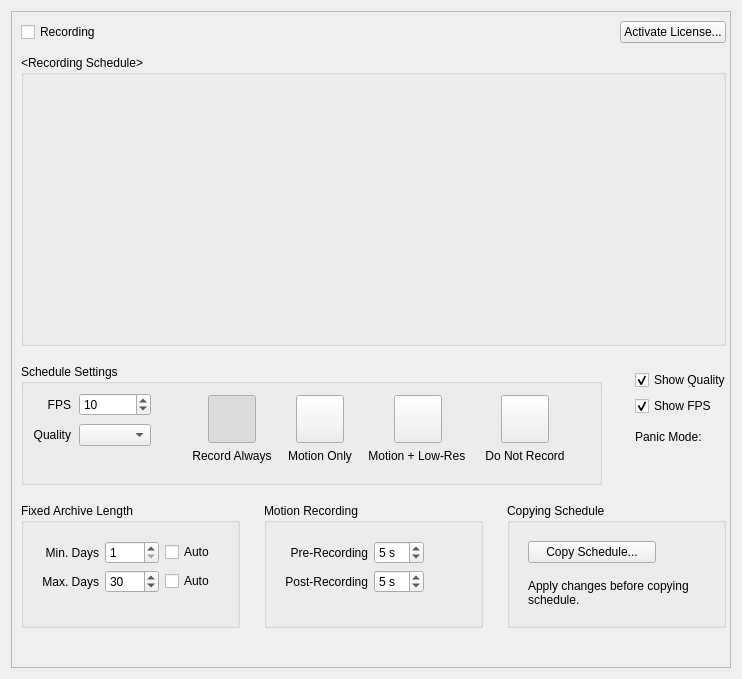
The window that client/libclient/src/ui/widgets/properties/camera_schedule_widget.ui (networkoptix/nx_open) describes before a commit, drawn with Qt 5.
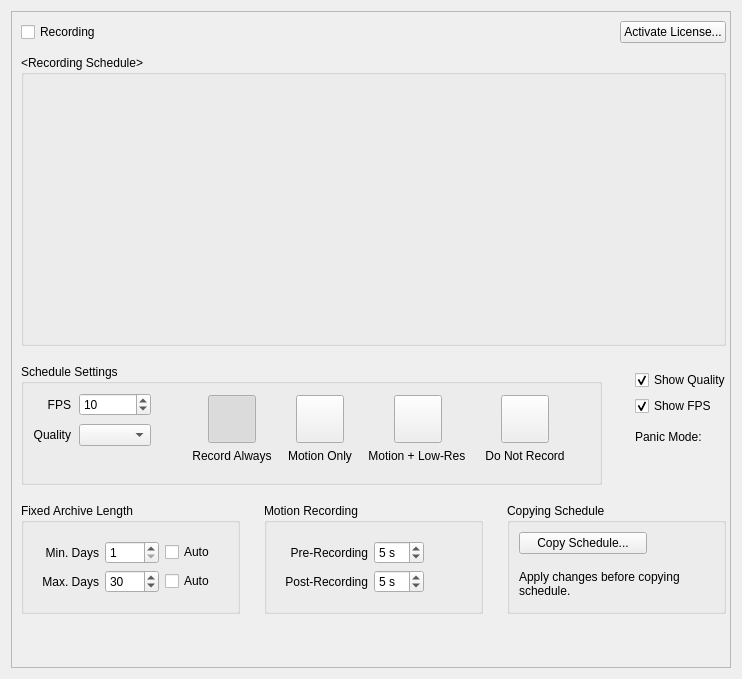
The same window after the commit. Custom widgets are drawn as their Qt base class.

Commit message:
VMS-5443 - "Copy Schedule" button jumps after click on "Apply"
<==== Mercurial data ====>
Branch: dev_3.0.0_gui

What changed in the file:
```diff
--- a/client/libclient/src/ui/widgets/properties/camera_schedule_widget.ui
+++ b/client/libclient/src/ui/widgets/properties/camera_schedule_widget.ui
@@ -797,25 +797,22 @@
            <property name="flat">
             <bool>true</bool>
            </property>
-           <layout class="QVBoxLayout" name="verticalLayout_5" stretch="0,1">
+           <layout class="QVBoxLayout" name="verticalLayout_5" stretch="0,0,1">
+            <property name="spacing">
+             <number>16</number>
+            </property>
             <item>
-             <widget class="QWidget" name="widget_4" native="true">
+             <widget class="QPushButton" name="exportScheduleButton">
               <property name="sizePolicy">
-               <sizepolicy hsizetype="Preferred" vsizetype="Maximum">
+               <sizepolicy hsizetype="Fixed" vsizetype="Fixed">
                 <horstretch>0</horstretch>
                 <verstretch>0</verstretch>
                </sizepolicy>
               </property>
-              <layout class="QVBoxLayout" name="verticalLayout_4">
-               <property name="spacing">
-                <number>16</number>
-               </property>
-               <item>
-                <widget class="QPushButton" name="exportScheduleButton">
-                 <property name="maximumSize">
+              <property name="minimumSize">
                   <size>
                    <width>128</width>
-                   <height>16777215</height>
+                <height>0</height>
                   </size>
                  </property>
                  <property name="text">
@@ -833,9 +830,6 @@
                  </property>
                 </widget>
                </item>
-              </layout>
-             </widget>
-            </item>
             <item>
              <spacer name="verticalSpacer_4">
               <property name="orientation">
```
Left out of the diff: 1 changed line with no effect on the pictures. Lines whose indentation alone changed are shown as unchanged.
